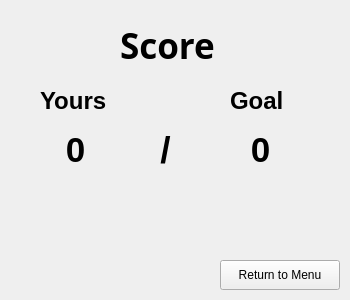
First picture: the form in result.ui, repository F74036344/candyCrush, before the edit.
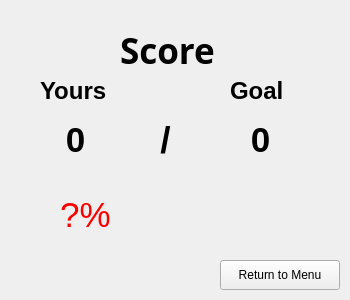
Second picture: the form after the edit. Icons and pictures are not drawn.

What changed in the file:
```diff
--- a/result.ui
+++ b/result.ui
@@ -40,7 +40,7 @@
    <property name="geometry">
     <rect>
      <x>40</x>
-     <y>80</y>
+     <y>70</y>
      <width>71</width>
      <height>41</height>
     </rect>
@@ -61,7 +61,7 @@
    <property name="geometry">
     <rect>
      <x>230</x>
-     <y>80</y>
+     <y>70</y>
      <width>71</width>
      <height>41</height>
     </rect>
@@ -82,7 +82,7 @@
    <property name="geometry">
     <rect>
      <x>10</x>
-     <y>130</y>
+     <y>120</y>
      <width>131</width>
      <height>41</height>
     </rect>
@@ -103,7 +103,7 @@
    <property name="geometry">
     <rect>
      <x>190</x>
-     <y>130</y>
+     <y>120</y>
      <width>141</width>
      <height>41</height>
     </rect>
@@ -124,7 +124,7 @@
    <property name="geometry">
     <rect>
      <x>130</x>
-     <y>115</y>
+     <y>105</y>
      <width>71</width>
      <height>71</height>
     </rect>
@@ -141,41 +141,48 @@
     <string>&lt;html&gt;&lt;head/&gt;&lt;body&gt;&lt;p align=&quot;center&quot;&gt;/&lt;/p&gt;&lt;/body&gt;&lt;/html&gt;</string>
    </property>
   </widget>
-  <widget class="QLabel" name="label_star1">
-   <property name="geometry">
-    <rect>
-     <x>80</x>
-     <y>210</y>
-     <width>47</width>
-     <height>41</height>
-    </rect>
-   </property>
-   <property name="text">
-    <string/>
-   </property>
-  </widget>
-  <widget class="QLabel" name="label_star2">
-   <property name="geometry">
-    <rect>
-     <x>140</x>
-     <y>210</y>
-     <width>47</width>
-     <height>41</height>
-    </rect>
-   </property>
-   <property name="text">
-    <string/>
-   </property>
-  </widget>
   <widget class="QLabel" name="label_star3">
    <property name="geometry">
     <rect>
+     <x>255</x>
+     <y>200</y>
+     <width>35</width>
+     <height>35</height>
+    </rect>
+   </property>
+   <property name="text">
+    <string/>
+   </property>
+  </widget>
+  <widget class="QLabel" name="label_star2">
+   <property name="geometry">
+    <rect>
+     <x>165</x>
+     <y>200</y>
+     <width>35</width>
+     <height>35</height>
+    </rect>
+   </property>
+   <property name="text">
+    <string/>
+   </property>
+  </widget>
+  <widget class="QLabel" name="label_star1">
+   <property name="geometry">
+    <rect>
      <x>210</x>
-     <y>210</y>
-     <width>47</width>
-     <height>41</height>
+     <y>200</y>
+     <width>35</width>
+     <height>35</height>
     </rect>
    </property>
+   <property name="font">
+    <font>
+     <family>微軟正黑體</family>
+     <weight>75</weight>
+     <bold>true</bold>
+    </font>
+   </property>
    <property name="text">
     <string/>
    </property>
@@ -185,8 +192,8 @@
     <rect>
      <x>120</x>
      <y>0</y>
-     <width>101</width>
-     <height>91</height>
+     <width>100</width>
+     <height>100</height>
     </rect>
    </property>
    <property name="font">
@@ -227,6 +234,25 @@
     <string/>
    </property>
   </widget>
+  <widget class="QLabel" name="label_accomplishRate">
+   <property name="geometry">
+    <rect>
+     <x>40</x>
+     <y>195</y>
+     <width>91</width>
+     <height>41</height>
+    </rect>
+   </property>
+   <property name="font">
+    <font>
+     <family>Arial</family>
+     <pointsize>26</pointsize>
+    </font>
+   </property>
+   <property name="text">
+    <string>&lt;html&gt;&lt;head/&gt;&lt;body&gt;&lt;p align=&quot;center&quot;&gt;&lt;span style=&quot; color:#ff0000;&quot;&gt;?%&lt;/span&gt;&lt;/p&gt;&lt;/body&gt;&lt;/html&gt;</string>
+   </property>
+  </widget>
  </widget>
  <resources>
   <include location="resource.qrc"/>
```
